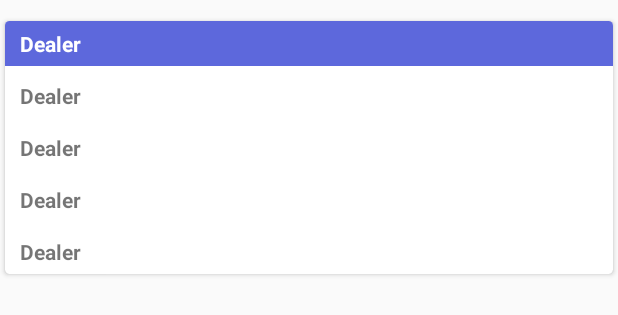
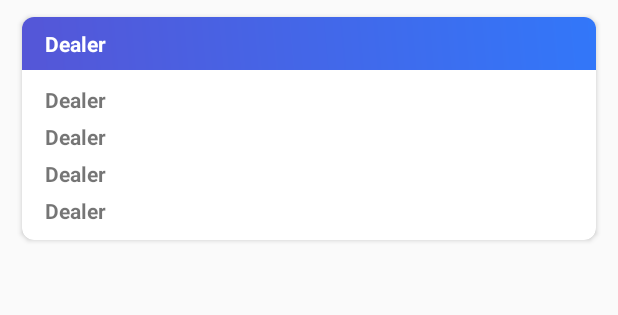
Before and after one commit to aamku/Aamku_connect, an Android app: the layout dealer_row.xml on its own in the app's theme, with its tools: preview values and no code run, on a phone screen of 412 x 824 dp. Shown: the top 315 px of the screen. Run offline under Robolectric (Android 15) with nearby library versions, the phone set to English and light mode, and no system bars.

Commit message:
Dealer Design

```diff
--- a/app/src/main/res/layout/activity_all_dealers.xml
+++ b/app/src/main/res/layout/activity_all_dealers.xml
@@ -5,8 +5,7 @@
     xmlns:tools="http://schemas.android.com/tools"
     android:layout_width="match_parent"
     android:layout_height="match_parent"
-    tools:context=".AllDealers"
-    android:padding="16dp">
+    tools:context=".AllDealers">
 
     <ProgressBar
         android:layout_width="wrap_content"
--- a/app/src/main/res/layout/dealer_row.xml
+++ b/app/src/main/res/layout/dealer_row.xml
@@ -4,31 +4,32 @@
     android:orientation="vertical"
     android:layout_width="match_parent"
     android:layout_height="wrap_content"
-    android:layout_marginTop="10dp">
+    android:layout_marginTop="5dp"
+    android:layout_marginBottom="5dp"
+    android:layout_marginLeft="10dp"
+    android:layout_marginRight="10dp">
 
     <androidx.cardview.widget.CardView
         android:layout_width="match_parent"
         android:layout_height="wrap_content"
-        app:cardCornerRadius="3dp"
+        app:cardCornerRadius="8dp"
         app:cardUseCompatPadding="true">
 
         <RelativeLayout
             android:layout_width="match_parent"
             android:layout_height="match_parent">
 
-            <View
-                android:layout_width="match_parent"
-                android:layout_height="30dp"
-                android:background="@color/customColor"/>
-
             <TextView
                 android:layout_width="match_parent"
                 android:layout_height="wrap_content"
                 android:id="@+id/dNam"
-                android:layout_marginTop="5dp"
                 android:textColor="#fff"
-                android:layout_marginLeft="10dp"
+                android:paddingTop="8dp"
+                android:paddingBottom="8dp"
+                android:paddingLeft="15dp"
+                android:paddingRight="15dp"
                 android:text="Dealer"
+                android:background="@drawable/main_gradient"
                 android:textStyle="bold"/>
 
             <TextView
@@ -36,8 +37,9 @@
                 android:layout_height="wrap_content"
                 android:id="@+id/dPhon"
                 android:layout_below="@+id/dNam"
-                android:layout_marginTop="15dp"
-                android:layout_marginLeft="10dp"
+                android:layout_marginTop="10dp"
+                android:layout_marginLeft="15dp"
+                android:layout_marginRight="15dp"
                 android:text="Dealer"
                 android:textStyle="bold"/>
 
@@ -46,8 +48,9 @@
                 android:layout_height="wrap_content"
                 android:id="@+id/dLoc"
                 android:layout_below="@+id/dPhon"
-                android:layout_marginTop="15dp"
-                android:layout_marginLeft="10dp"
+                android:layout_marginTop="5dp"
+                android:layout_marginLeft="15dp"
+                android:layout_marginRight="15dp"
                 android:text="Dealer"
                 android:textStyle="bold"/>
 
@@ -56,8 +59,9 @@
                 android:layout_height="wrap_content"
                 android:id="@+id/dPinCode"
                 android:layout_below="@+id/dLoc"
-                android:layout_marginTop="15dp"
-                android:layout_marginLeft="10dp"
+                android:layout_marginTop="5dp"
+                android:layout_marginLeft="15dp"
+                android:layout_marginRight="15dp"
                 android:text="Dealer"
                 android:textStyle="bold"/>
 
@@ -66,9 +70,10 @@
                 android:layout_height="wrap_content"
                 android:id="@+id/dAdd"
                 android:layout_below="@+id/dPinCode"
-                android:layout_marginBottom="5dp"
-                android:layout_marginTop="15dp"
-                android:layout_marginLeft="10dp"
+                android:layout_marginTop="5dp"
+                android:layout_marginLeft="15dp"
+                android:layout_marginRight="15dp"
+                android:layout_marginBottom="10dp"
                 android:text="Dealer"
                 android:textStyle="bold"/>
 
```
